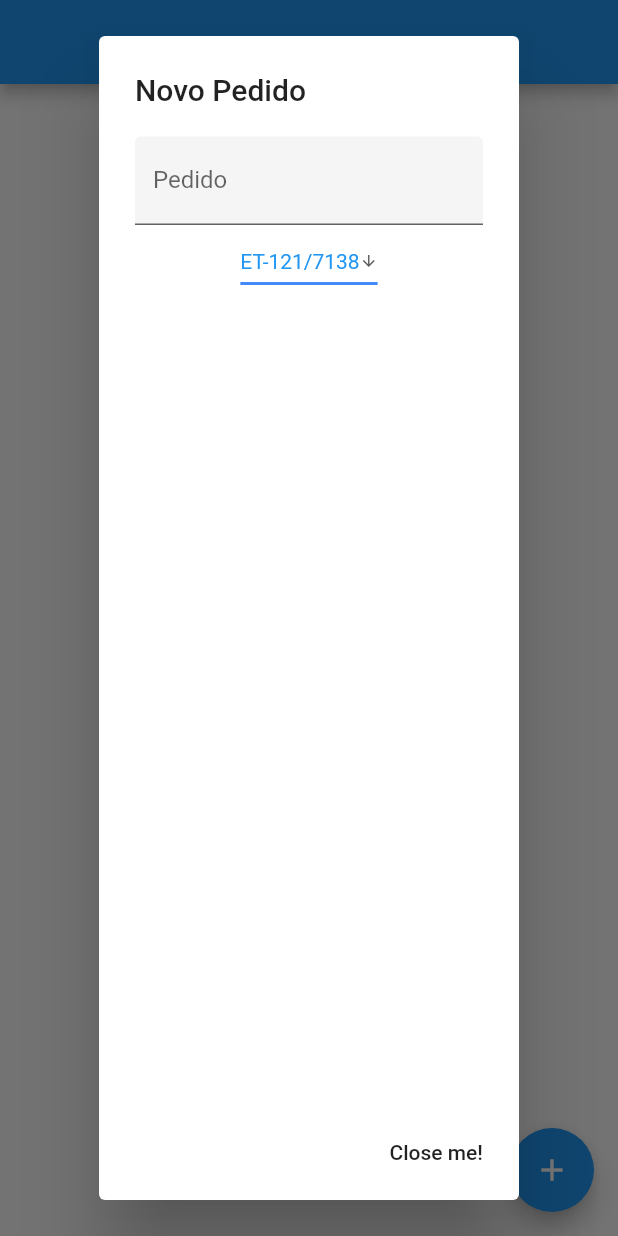
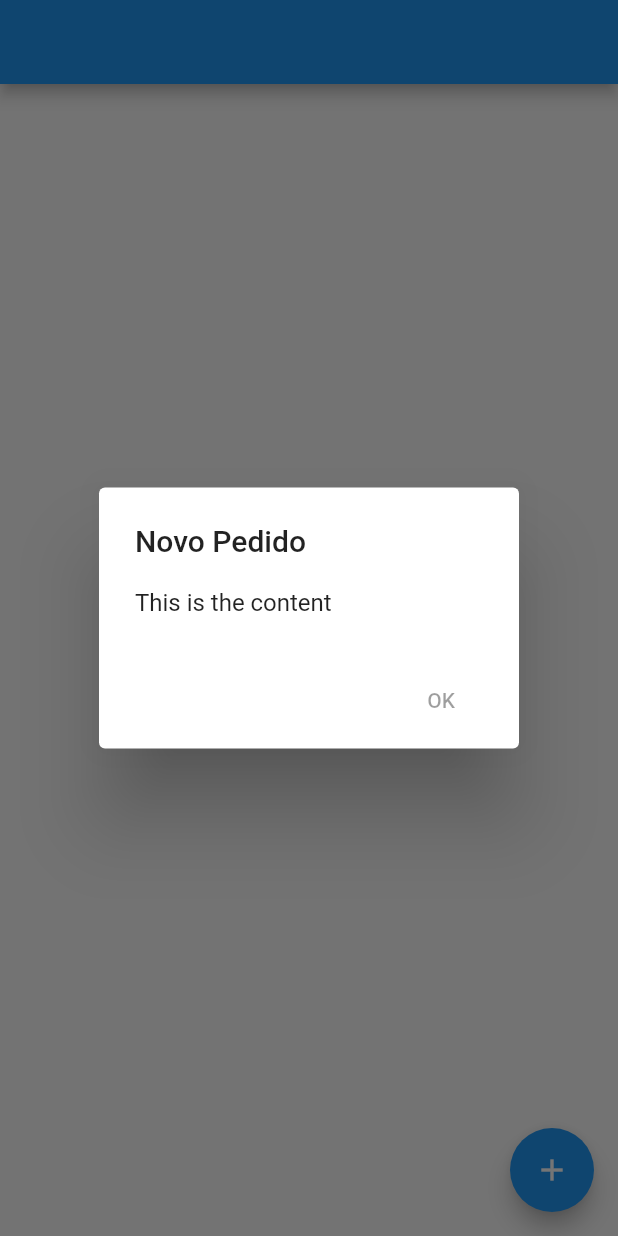
Before and after one commit to jonatas101/pedidoApp, a Flutter app: the PedidosPage screen opened directly with empty values, after a tap on the "add" icon, on a phone screen of 412 x 824 dp. Run offline on Flutter 3.47's test engine with Material 2 defaults, Android fonts, the phone set to English and light mode, and no system bars.

Commit message:
Organizacçao do codigo e criaçao de um novo AlertDialog

```diff
--- a/lib/ceramicas.dart
+++ b/lib/ceramicas.dart
@@ -3,10 +3,13 @@ import 'package:flutter/material.dart';
 import './pedidosWidget.dart';
 
 class CeramicaWidget extends StatelessWidget {
-  CeramicaWidget(this.name, this.imageSrc) : super();
 
   final String name;
   final String imageSrc;
+
+  CeramicaWidget(this.name, this.imageSrc) : super();
+
+
 
   @override
   Widget build(BuildContext context) {
@@ -33,7 +36,7 @@ class CeramicaWidget extends StatelessWidget {
         clipBehavior: Clip.antiAliasWithSaveLayer,
 
         shape: RoundedRectangleBorder(
-          borderRadius: BorderRadius.circular(10.0),
+        borderRadius: BorderRadius.circular(10.0),
         ),
         elevation: 5,
         margin: EdgeInsets.all(20),
--- /dev/null
+++ b/lib/novoPedidoWidget.dart
@@ -0,0 +1,23 @@
+import 'package:flutter/material.dart';
+
+showAlertDialog(BuildContext context){
+  Widget okButton = FlatButton(
+    child: Text("OK"),
+    onPressed: null,
+  );
+
+  AlertDialog alert = AlertDialog(
+    title: Text("Novo Pedido"),
+    content: Text("This is the content"),
+    actions: [
+      okButton,
+    ],
+  );
+
+  showDialog(
+    context: context,
+    builder: (BuildContext context){
+      return alert;
+    },
+  );
+}
--- a/lib/pedidosWidget.dart
+++ b/lib/pedidosWidget.dart
@@ -1,4 +1,6 @@
 import 'package:flutter/material.dart';
+
+import './novoPedidoWidget.dart';
 
 class PedidosWidget extends StatelessWidget {
   final String ceramica;
@@ -26,10 +28,7 @@ class PedidosPage extends StatefulWidget {
 }
 
 class _PedidosPageState extends State<PedidosPage> {
-  final _formKey = GlobalKey<FormState>();
-  String title = '';
-  String dropdownValue = 'ET-121/7138';
-  DateTime date = DateTime.now();
+
 
   @override
   Widget build(BuildContext context) {
@@ -44,87 +43,7 @@ class _PedidosPageState extends State<PedidosPage> {
       ), //container
       floatingActionButton: FloatingActionButton(
         onPressed: () {
-          showDialog(
-              context: context,
-              builder: (_) => new AlertDialog(
-                    title: new Text("Novo Pedido"),
-                    content: new Form(
-                        key: _formKey,
-                        child: Column(
-                          children: [
-                            ...[
-                              TextFormField(
-                                keyboardType: TextInputType.number,
-                                decoration: InputDecoration(
-                                  filled: true,
-                                  hintText: 'Número do pedido',
-                                  labelText: 'Pedido',
-                                ),
-                                onChanged: (value) {
-                                  setState(() {
-                                    title = value;
-                                  });
-                                },
-                              ),
-                              Row(
-                                mainAxisAlignment:
-                                    MainAxisAlignment.spaceAround,
-                                children: <Widget>[
-                                  DropdownButton<String>(
-                                    value: dropdownValue,
-                                    icon: Icon(Icons.arrow_downward),
-                                    iconSize: 12,
-                                    elevation: 16,
-                                    style: TextStyle(color: Colors.blue),
-                                    underline: Container(
-                                      height: 2,
-                                      color: Colors.blueAccent,
-                                    ),
-                                    onChanged: (String newValue) {
-                                      setState(() {
-                                        dropdownValue = newValue;
-                                      });
-                                    },
-                                    items: <String>[
-                                      'ET-121/7138',
-                                      'ET-129/7617',
-                                      'ET-129/7620',
-                                      'ET-129/7381'
-                                    ].map<DropdownMenuItem<String>>(
-                                        (String value) {
-                                      return DropdownMenuItem<String>(
-                                        value: value,
-                                        child: Text(value),
-                                      );
-                                    }).toList(),
-                                  ),
-                                  //TextFormField(
-                                  // keyboardType: TextInputType.number,
-                                  // decoration: InputDecoration(
-                                  //   filled: true,
-                                  //   hintText: 'Volume do item',
-                                  //   labelText: 'Volume',
-                                  // ),
-                                  // onChanged: (value) {
-                                  //   setState(() {
-                                  //     title = value;
-                                  //    });
-                                  //  },
-                                  // ),
-                                ],
-                              ),
-                            ],
-                          ],
-                        )),
-                    actions: <Widget>[
-                      FlatButton(
-                        child: Text('Close me!'),
-                        onPressed: () {
-                          Navigator.of(context).pop();
-                        },
-                      )
-                    ],
-                  ));
+          showAlertDialog(context);
         }, //onPressed
         tooltip: 'Adicionar pedido',
         child: Icon(Icons.add),
```
